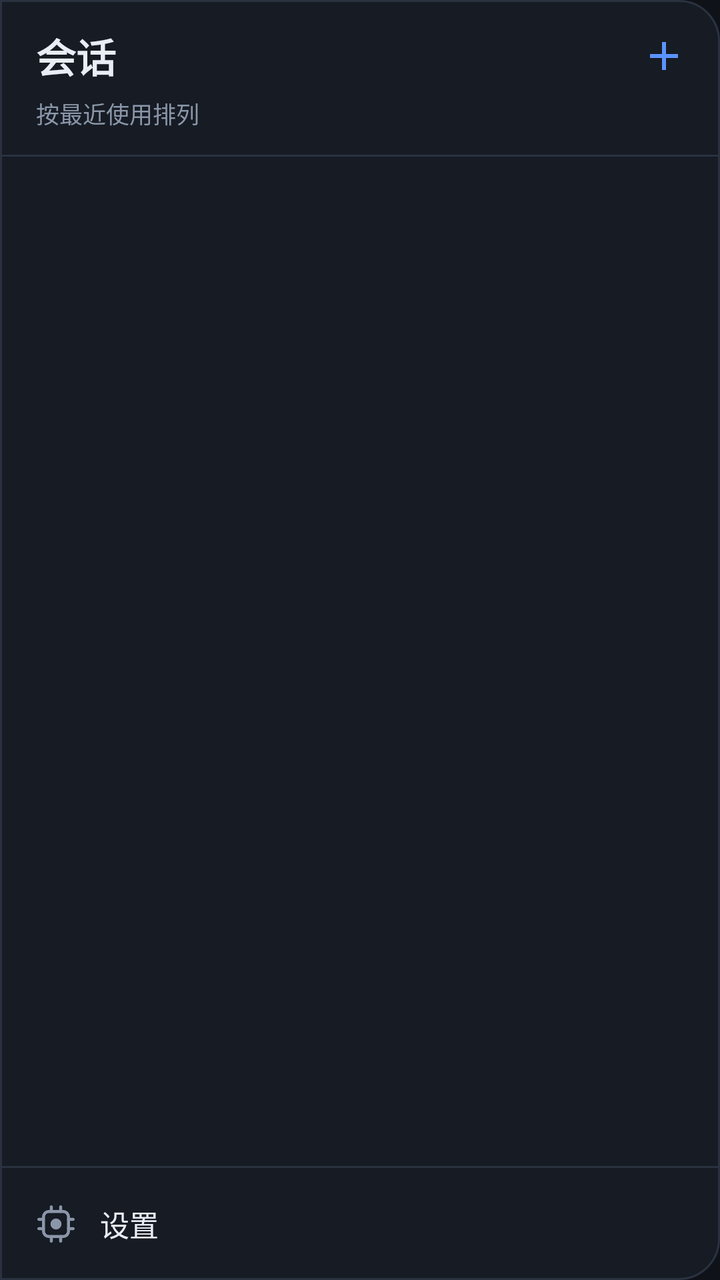
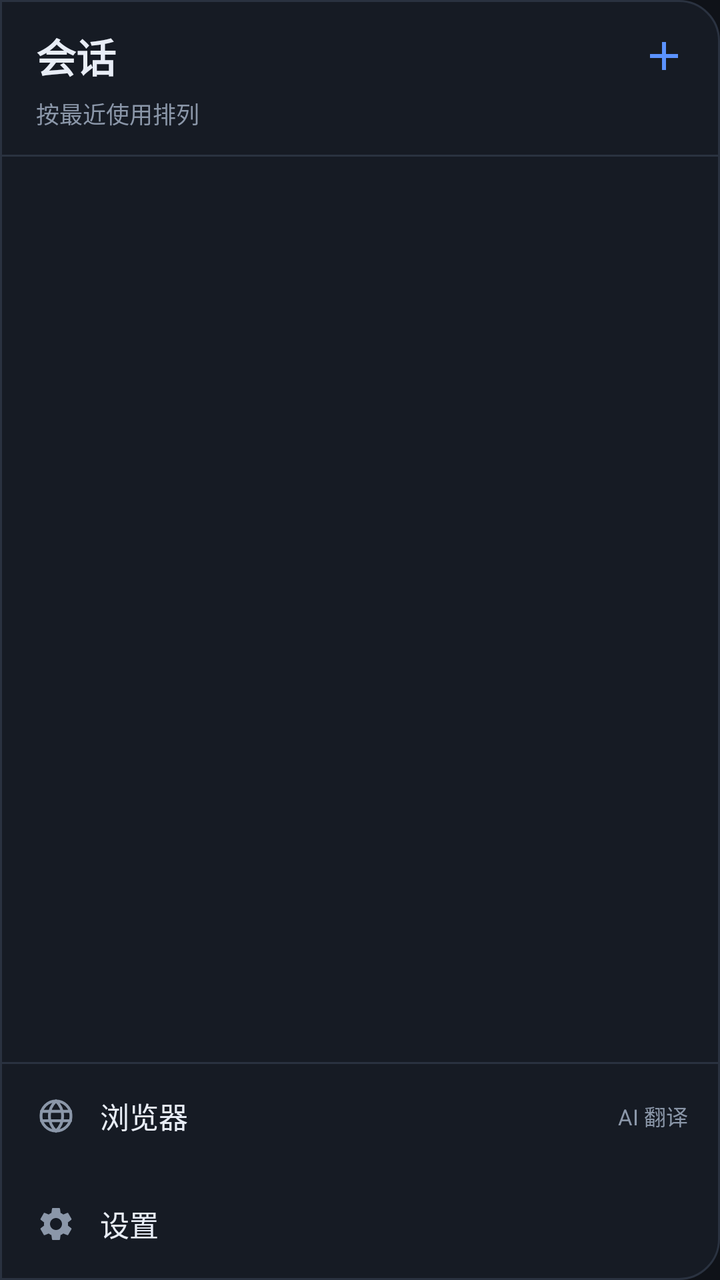

Before-and-after screenshots of an Android layout around one commit, followed by the original layout XML and the change that was made.
<!-- AndroidManifest.xml: application theme AppTheme -->
<!-- res/layout/drawer_conversations.xml -->
<?xml version="1.0" encoding="utf-8"?>
<LinearLayout xmlns:android="http://schemas.android.com/apk/res/android"
    android:layout_width="match_parent"
    android:layout_height="match_parent"
    android:orientation="vertical"
    android:background="@drawable/drawer_bg"
    android:paddingTop="10dp">

    
    <LinearLayout
        android:layout_width="match_parent"
        android:layout_height="wrap_content"
        android:orientation="horizontal"
        android:gravity="center_vertical"
        android:paddingStart="18dp"
        android:paddingEnd="10dp">

        <TextView
            android:layout_width="0dp"
            android:layout_height="wrap_content"
            android:layout_weight="1"
            android:text="会话"
            android:textColor="?attr/neb_text"
            android:textSize="20sp"
            android:textStyle="bold" />

        <ImageButton
            android:id="@+id/btnDrawerNew"
            android:layout_width="36dp"
            android:layout_height="36dp"
            android:background="@drawable/icon_btn_bg"
            android:src="@drawable/ic_plus"
            android:scaleType="centerInside"
            android:tint="?attr/neb_accent"
            android:contentDescription="新建会话" />
    </LinearLayout>

    <TextView
        android:id="@+id/tvDrawerSub"
        android:layout_width="match_parent"
        android:layout_height="wrap_content"
        android:paddingStart="18dp"
        android:paddingEnd="18dp"
        android:paddingTop="2dp"
        android:text="按最近使用排列"
        android:textColor="?attr/neb_dim"
        android:textSize="11.5sp" />

    <View
        android:layout_width="match_parent"
        android:layout_height="1dp"
        android:layout_marginTop="12dp"
        android:background="?attr/neb_stroke" />

    <ScrollView
        android:id="@+id/drawerScroll"
        android:layout_width="match_parent"
        android:layout_height="0dp"
        android:layout_weight="1"
        android:scrollbars="none"
        android:clipToPadding="false">

        <LinearLayout
            android:id="@+id/listContainer"
            android:layout_width="match_parent"
            android:layout_height="wrap_content"
            android:orientation="vertical"
            android:paddingBottom="10dp" />
    </ScrollView>

    <View
        android:layout_width="match_parent"
        android:layout_height="1dp"
        android:background="?attr/neb_stroke" />

    
    <LinearLayout
        android:id="@+id/rowDrawerSettings"
        android:layout_width="match_parent"
        android:layout_height="56dp"
        android:orientation="horizontal"
        android:gravity="center_vertical"
        android:paddingStart="18dp"
        android:paddingEnd="16dp"
        android:background="?android:attr/selectableItemBackground">

        <ImageView
            android:layout_width="20dp"
            android:layout_height="20dp"
            android:src="@drawable/ic_settings"
            android:tint="?attr/neb_dim"
            android:contentDescription="设置" />

        <TextView
            android:layout_width="0dp"
            android:layout_height="wrap_content"
            android:layout_weight="1"
            android:layout_marginStart="12dp"
            android:text="设置"
            android:textColor="?attr/neb_text"
            android:textSize="14.5sp" />

        <TextView
            android:id="@+id/tvDrawerVer"
            android:layout_width="wrap_content"
            android:layout_height="wrap_content"
            android:textColor="?attr/neb_dim"
            android:textSize="11sp" />
    </LinearLayout>
</LinearLayout>
<!-- resources referenced by this layout -->
<resources>
  <!-- drawable drawer_bg (drawable) -->
  <?xml version="1.0" encoding="utf-8"?>
  <shape xmlns:android="http://schemas.android.com/apk/res/android" android:shape="rectangle">
      <solid android:color="?attr/neb_surface" />
      <stroke android:width="1dp" android:color="?attr/neb_stroke" />
      <corners
          android:topRightRadius="20dp"
          android:bottomRightRadius="20dp" />
  </shape>
  <!-- drawable ic_plus (drawable) -->
  <?xml version="1.0" encoding="utf-8"?>
  <vector xmlns:android="http://schemas.android.com/apk/res/android"
      android:width="24dp" android:height="24dp"
      android:viewportWidth="24" android:viewportHeight="24">
      <path android:fillColor="#FFFFFFFF" android:pathData="M19,13h-6v6h-2v-6H5v-2h6V5h2v6h6v2z" />
  </vector>
  <!-- drawable ic_settings (drawable) -->
  <?xml version="1.0" encoding="utf-8"?>
  <vector xmlns:android="http://schemas.android.com/apk/res/android"
      android:width="24dp" android:height="24dp"
      android:viewportWidth="24" android:viewportHeight="24">
  
      
      <path
          android:strokeColor="#FFFFFFFF"
          android:strokeWidth="1.8"
          android:strokeLineJoin="round"
          android:fillColor="#00000000"
          android:pathData="M7.7,4.5 L16.3,4.5 A3.2,3.2 0 0 1 19.5,7.7 L19.5,16.3 A3.2,3.2 0 0 1 16.3,19.5 L7.7,19.5 A3.2,3.2 0 0 1 4.5,16.3 L4.5,7.7 A3.2,3.2 0 0 1 7.7,4.5 Z" />
  
      
      <path
          android:strokeColor="#FFFFFFFF"
          android:strokeWidth="1.8"
          android:strokeLineCap="round"
          android:fillColor="#00000000"
          android:pathData="M9.2,1.7 L9.2,4.5 M14.8,1.7 L14.8,4.5 M9.2,19.5 L9.2,22.3 M14.8,19.5 L14.8,22.3" />
  
      
      <path
          android:strokeColor="#FFFFFFFF"
          android:strokeWidth="1.8"
          android:strokeLineCap="round"
          android:fillColor="#00000000"
          android:pathData="M1.7,9.2 L4.5,9.2 M1.7,14.8 L4.5,14.8 M19.5,9.2 L22.3,9.2 M19.5,14.8 L22.3,14.8" />
  
      
      <path
          android:fillColor="#FFFFFFFF"
          android:pathData="M8.7,12 A3.3,3.3 0 1 1 15.3,12 A3.3,3.3 0 1 1 8.7,12 Z" />
  </vector>
  <!-- drawable icon_btn_bg (drawable) -->
  <?xml version="1.0" encoding="utf-8"?>
  <ripple xmlns:android="http://schemas.android.com/apk/res/android"
      android:color="#33FFFFFF">
      <item android:id="@android:id/mask">
          <shape android:shape="oval">
              <solid android:color="#FFFFFFFF" />
          </shape>
      </item>
  </ripple>
  <color name="bg">#0F1218</color>
  <color name="accent">#5B93FF</color>
  <color name="text">#E8EDF6</color>
  <color name="text_dim">#8B97A9</color>
  <color name="surface">#161B24</color>
  <color name="surface2">#1E2530</color>
  <color name="stroke">#2A3240</color>
  <color name="code_bg">#0B0E14</color>
  <!-- unchanged entries left out for length: 1 -->
</resources>

<!-- the commit's change to res/layout/drawer_conversations.xml (unified diff, before → after) -->
@@ -75,6 +75,40 @@
 
     
     <LinearLayout
+        android:id="@+id/rowDrawerBrowser"
+        android:layout_width="match_parent"
+        android:layout_height="52dp"
+        android:orientation="horizontal"
+        android:gravity="center_vertical"
+        android:paddingStart="18dp"
+        android:paddingEnd="16dp"
+        android:background="?android:attr/selectableItemBackground">
+
+        <ImageView
+            android:layout_width="20dp"
+            android:layout_height="20dp"
+            android:src="@drawable/ic_browser"
+            android:tint="?attr/neb_dim"
+            android:contentDescription="浏览器" />
+
+        <TextView
+            android:layout_width="0dp"
+            android:layout_height="wrap_content"
+            android:layout_weight="1"
+            android:layout_marginStart="12dp"
+            android:text="浏览器"
+            android:textColor="?attr/neb_text"
+            android:textSize="14.5sp" />
+
+        <TextView
+            android:layout_width="wrap_content"
+            android:layout_height="wrap_content"
+            android:text="AI 翻译"
+            android:textColor="?attr/neb_dim"
+            android:textSize="11sp" />
+    </LinearLayout>
+
+    <LinearLayout
         android:id="@+id/rowDrawerSettings"
         android:layout_width="match_parent"
         android:layout_height="56dp"
<!-- resource entries referenced after the edit -->
@@ -9,6 +9,31 @@
           android:topRightRadius="20dp"
           android:bottomRightRadius="20dp" />
   </shape>
+  <!-- drawable ic_browser (drawable) -->
+  <?xml version="1.0" encoding="utf-8"?>
+  <vector xmlns:android="http://schemas.android.com/apk/res/android"
+      android:width="24dp" android:height="24dp"
+      android:viewportWidth="24" android:viewportHeight="24">
+  
+      <path
+          android:strokeColor="#FFFFFFFF"
+          android:strokeWidth="1.7"
+          android:fillColor="#00000000"
+          android:strokeLineCap="round"
+          android:pathData="M12,3a9,9 0 1,0 0,18a9,9 0 1,0 0,-18z" />
+      <path
+          android:strokeColor="#FFFFFFFF"
+          android:strokeWidth="1.7"
+          android:fillColor="#00000000"
+          android:strokeLineCap="round"
+          android:pathData="M3.2,9.2h17.6M3.2,14.8h17.6" />
+      <path
+          android:strokeColor="#FFFFFFFF"
+          android:strokeWidth="1.7"
+          android:fillColor="#00000000"
+          android:strokeLineCap="round"
+          android:pathData="M12,3c2.6,2.4 4,5.6 4,9c0,3.4 -1.4,6.6 -4,9c-2.6,-2.4 -4,-5.6 -4,-9c0,-3.4 1.4,-6.6 4,-9z" />
+  </vector>
   <!-- drawable ic_plus (drawable) -->
   <?xml version="1.0" encoding="utf-8"?>
   <vector xmlns:android="http://schemas.android.com/apk/res/android"
@@ -22,34 +47,10 @@
       android:width="24dp" android:height="24dp"
       android:viewportWidth="24" android:viewportHeight="24">
   
-      
-      <path
-          android:strokeColor="#FFFFFFFF"
-          android:strokeWidth="1.8"
-          android:strokeLineJoin="round"
-          android:fillColor="#00000000"
-          android:pathData="M7.7,4.5 L16.3,4.5 A3.2,3.2 0 0 1 19.5,7.7 L19.5,16.3 A3.2,3.2 0 0 1 16.3,19.5 L7.7,19.5 A3.2,3.2 0 0 1 4.5,16.3 L4.5,7.7 A3.2,3.2 0 0 1 7.7,4.5 Z" />
-  
-      
-      <path
-          android:strokeColor="#FFFFFFFF"
-          android:strokeWidth="1.8"
-          android:strokeLineCap="round"
-          android:fillColor="#00000000"
-          android:pathData="M9.2,1.7 L9.2,4.5 M14.8,1.7 L14.8,4.5 M9.2,19.5 L9.2,22.3 M14.8,19.5 L14.8,22.3" />
-  
-      
-      <path
-          android:strokeColor="#FFFFFFFF"
-          android:strokeWidth="1.8"
-          android:strokeLineCap="round"
-          android:fillColor="#00000000"
-          android:pathData="M1.7,9.2 L4.5,9.2 M1.7,14.8 L4.5,14.8 M19.5,9.2 L22.3,9.2 M19.5,14.8 L22.3,14.8" />
-  
-      
       <path
           android:fillColor="#FFFFFFFF"
-          android:pathData="M8.7,12 A3.3,3.3 0 1 1 15.3,12 A3.3,3.3 0 1 1 8.7,12 Z" />
+          android:fillType="evenOdd"
+          android:pathData="M19.14,12.94c0.04,-0.3 0.06,-0.61 0.06,-0.94c0,-0.32 -0.02,-0.64 -0.07,-0.94l2.03,-1.58c0.18,-0.14 0.23,-0.41 0.12,-0.61l-1.92,-3.32c-0.12,-0.22 -0.37,-0.29 -0.59,-0.22l-2.39,0.96c-0.5,-0.38 -1.03,-0.7 -1.62,-0.94L14.4,2.81c-0.04,-0.24 -0.24,-0.41 -0.48,-0.41h-3.84c-0.24,0 -0.43,0.17 -0.47,0.41L9.25,5.35C8.66,5.59 8.12,5.92 7.63,6.29L5.24,5.33c-0.22,-0.08 -0.47,0 -0.59,0.22L2.74,8.87C2.62,9.08 2.66,9.34 2.86,9.48l2.03,1.58C4.84,11.36 4.8,11.69 4.8,12s0.02,0.64 0.07,0.94l-2.03,1.58c-0.18,0.14 -0.23,0.41 -0.12,0.61l1.92,3.32c0.12,0.22 0.37,0.29 0.59,0.22l2.39,-0.96c0.5,0.38 1.03,0.7 1.62,0.94l0.36,2.54c0.05,0.24 0.24,0.41 0.48,0.41h3.84c0.24,0 0.44,-0.17 0.47,-0.41l0.36,-2.54c0.59,-0.24 1.13,-0.56 1.62,-0.94l2.39,0.96c0.22,0.08 0.47,0 0.59,-0.22l1.92,-3.32c0.12,-0.22 0.07,-0.47 -0.12,-0.61L19.14,12.94zM12,15.6c-1.98,0 -3.6,-1.62 -3.6,-3.6s1.62,-3.6 3.6,-3.6s3.6,1.62 3.6,3.6S13.98,15.6 12,15.6z" />
   </vector>
   <!-- drawable icon_btn_bg (drawable) -->
   <?xml version="1.0" encoding="utf-8"?>
